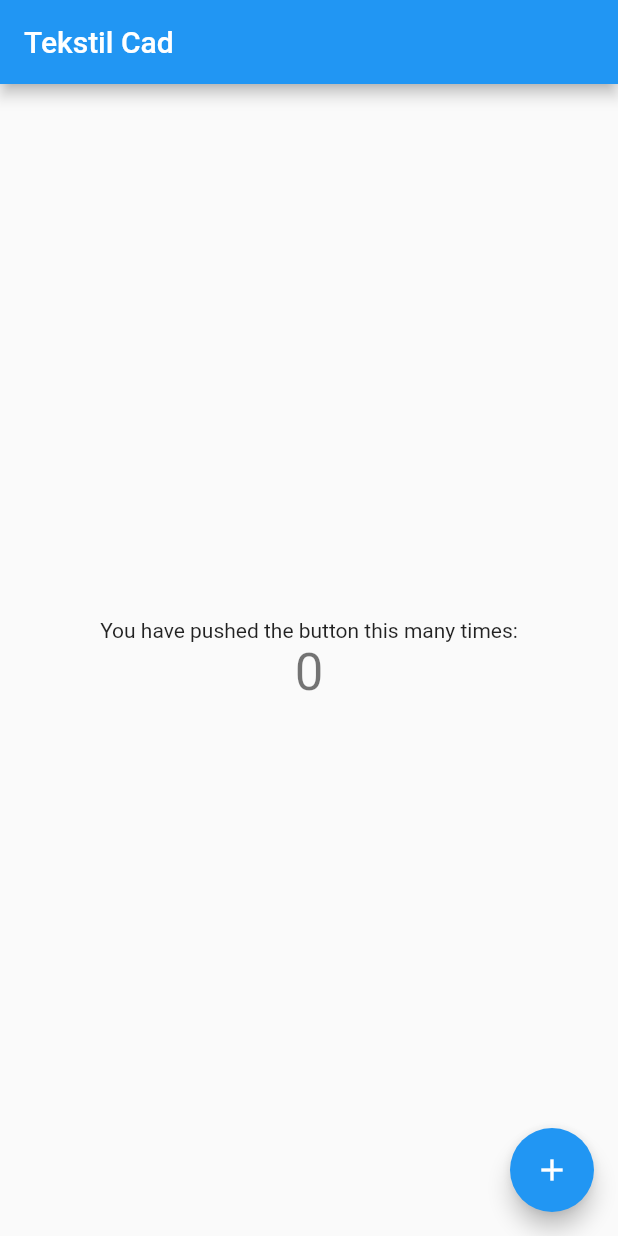
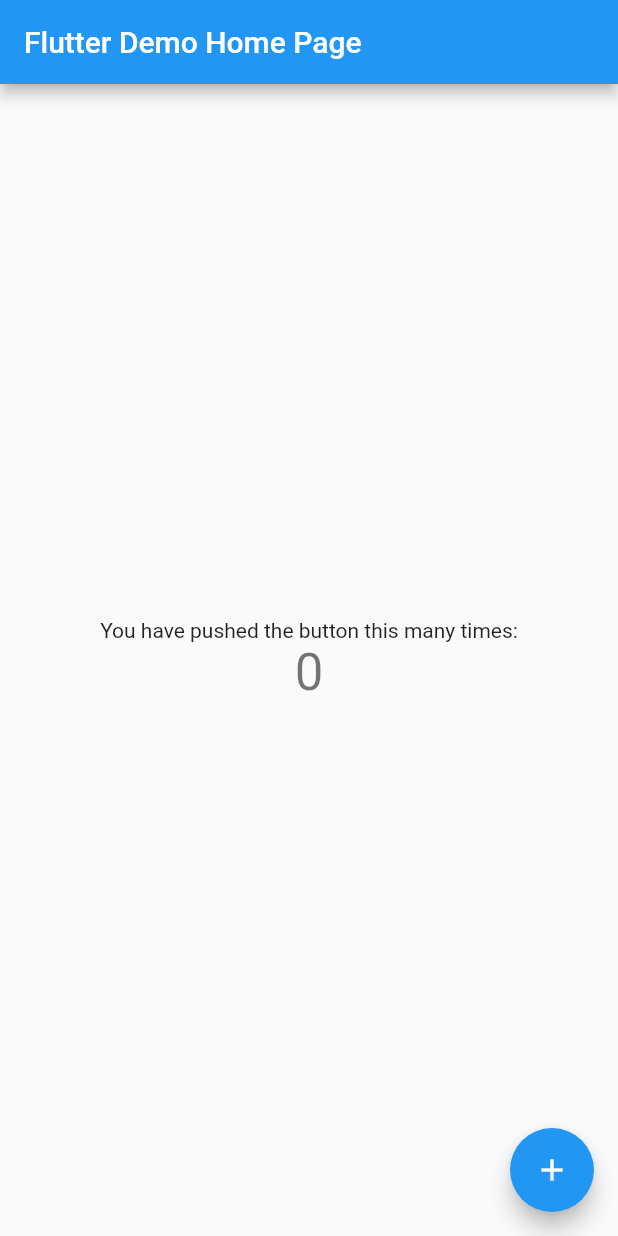
Before and after one commit to atahanhalici/tekstil_cad, a Flutter app: the screen it shows after launch, on a phone screen of 412 x 824 dp. Run offline on Flutter 3.47's test engine with Material 2 defaults, Android fonts, the phone set to English and light mode, and no system bars.

Commit message:
Revert "Appbar Title Değişti"
This reverts commit 3bc1910f0130eefb5d32948be21c3784054ff0f6.

```diff
--- a/lib/main.dart
+++ b/lib/main.dart
@@ -73,7 +73,7 @@ class _MyHomePageState extends State<MyHomePage> {
       appBar: AppBar(
         // Here we take the value from the MyHomePage object that was created by
         // the App.build method, and use it to set our appbar title.
-        title: const Text("Tekstil Cad"),
+        title: Text(widget.title),
       ),
       body: Center(
         // Center is a layout widget. It takes a single child and positions it
```
